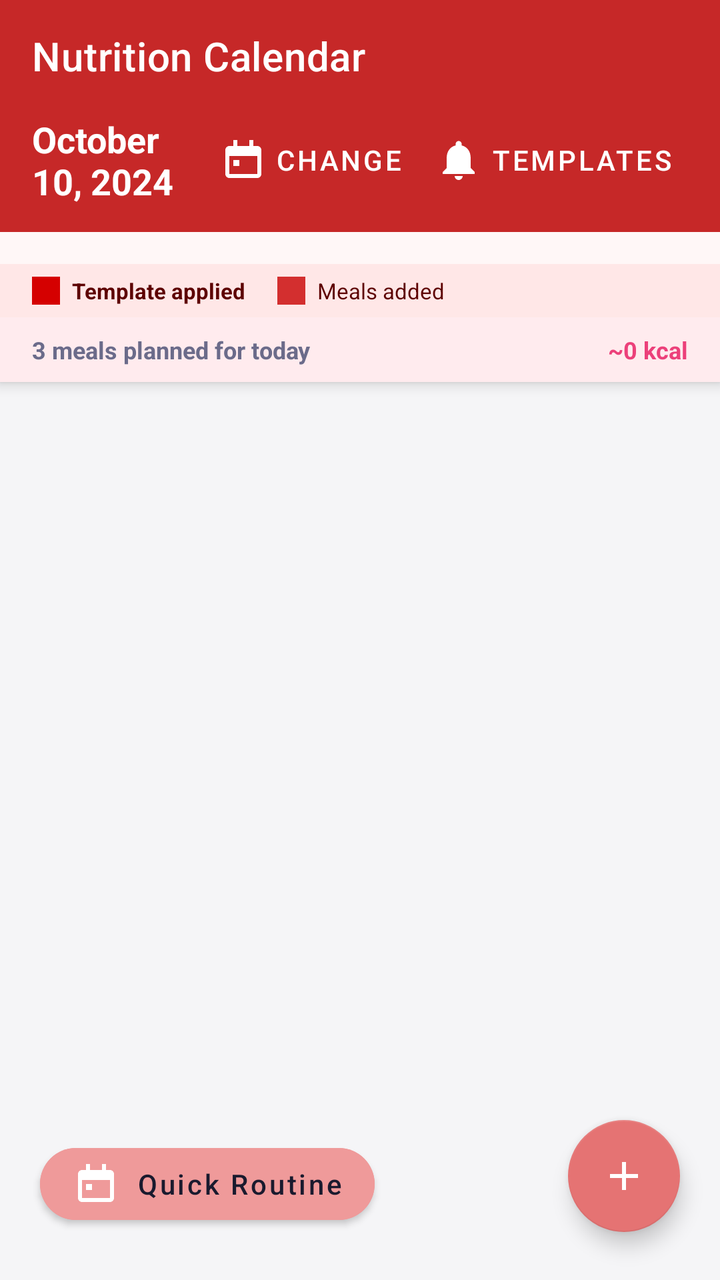
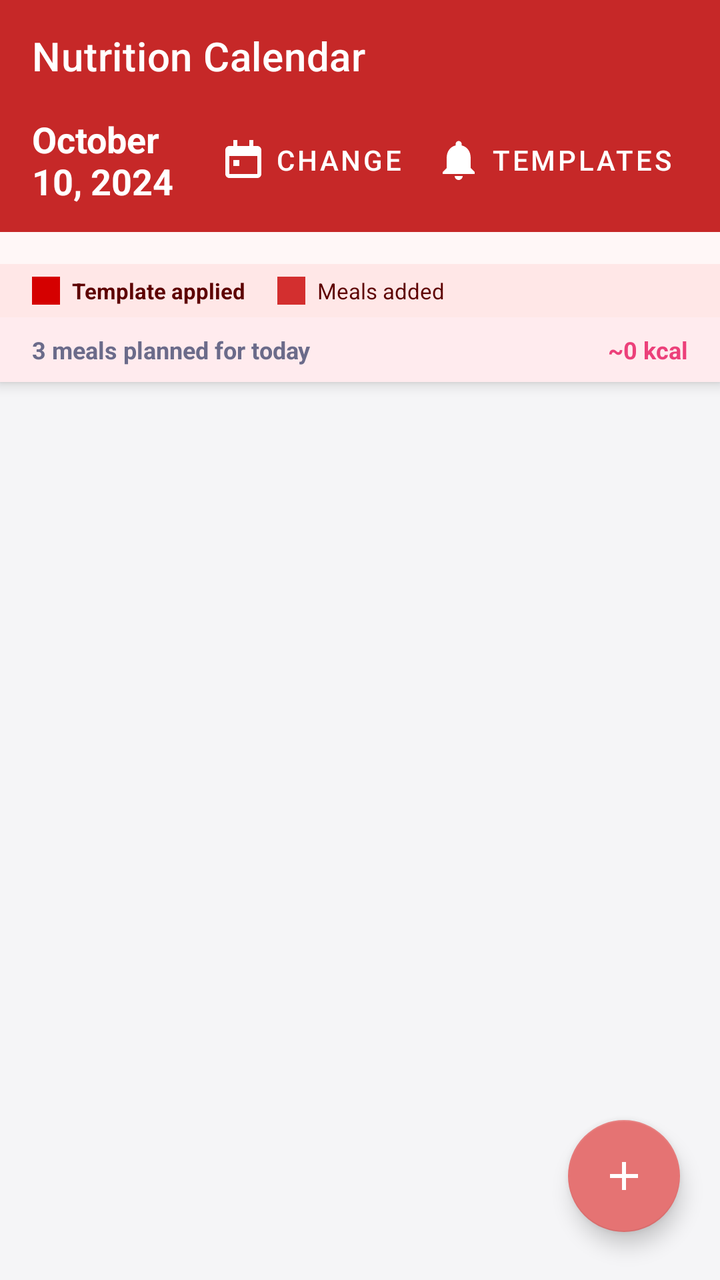

Screens rendered from an Android XML layout before and after an edit, with the pre-edit source and the edit as a unified diff.
<!-- AndroidManifest.xml: application theme Theme.DailyRoutine -->
<!-- res/layout/activity_diet_plan.xml -->
<?xml version="1.0" encoding="utf-8"?>
<androidx.coordinatorlayout.widget.CoordinatorLayout xmlns:android="http://schemas.android.com/apk/res/android"
    xmlns:app="http://schemas.android.com/apk/res-auto"
    android:layout_width="match_parent"
    android:layout_height="match_parent"
    android:background="@color/bgPage">

    <com.google.android.material.appbar.AppBarLayout
        android:id="@+id/appBar"
        android:layout_width="match_parent"
        android:layout_height="wrap_content">

        <androidx.appcompat.widget.Toolbar
            android:id="@+id/toolbar"
            android:layout_width="match_parent"
            android:layout_height="?attr/actionBarSize"
            android:background="@color/nutritionHeaderBg"
            app:title="Nutrition Calendar"
            app:titleTextColor="@android:color/white"/>

        <LinearLayout
            android:layout_width="match_parent"
            android:layout_height="wrap_content"
            android:background="@color/nutritionHeaderBg"
            android:orientation="horizontal"
            android:paddingHorizontal="16dp"
            android:paddingBottom="12dp"
            android:gravity="center_vertical">

            <TextView
                android:id="@+id/tvSelectedDate"
                android:layout_width="0dp"
                android:layout_height="wrap_content"
                android:layout_weight="1"
                android:text="October 10, 2024"
                android:textColor="@android:color/white"
                android:textStyle="bold"
                android:textSize="18sp"/>

            <com.google.android.material.button.MaterialButton
                android:id="@+id/btnPickDate"
                style="@style/Widget.MaterialComponents.Button.TextButton"
                android:layout_width="wrap_content"
                android:layout_height="wrap_content"
                android:text="Change"
                android:textColor="@android:color/white"
                app:icon="@drawable/ic_calendar"
                app:iconTint="@android:color/white"/>

            <com.google.android.material.button.MaterialButton
                android:id="@+id/btnTemplatesDiet"
                style="@style/Widget.MaterialComponents.Button.TextButton"
                android:layout_width="wrap_content"
                android:layout_height="wrap_content"
                android:text="Templates"
                android:textColor="@android:color/white"
                app:icon="@drawable/ic_reminder"
                app:iconTint="@android:color/white"/>
        </LinearLayout>

        <HorizontalScrollView
            android:layout_width="match_parent"
            android:layout_height="wrap_content"
            android:background="@color/nutritionDayStripBg"
            android:scrollbars="none">
            <LinearLayout
                android:id="@+id/llDays"
                android:layout_width="wrap_content"
                android:layout_height="wrap_content"
                android:orientation="horizontal"
                android:padding="8dp"/>
        </HorizontalScrollView>

        <LinearLayout
            android:id="@+id/llMealTemplateLegend"
            android:layout_width="match_parent"
            android:layout_height="wrap_content"
            android:background="@color/nutritionLegendBg"
            android:gravity="center_vertical"
            android:orientation="horizontal"
            android:paddingHorizontal="16dp"
            android:paddingVertical="6dp">

            <View
                android:layout_width="14dp"
                android:layout_height="14dp"
                android:background="#D50000" />

            <TextView
                android:layout_width="wrap_content"
                android:layout_height="wrap_content"
                android:layout_marginStart="6dp"
                android:text="Template applied"
                android:textColor="@color/nutritionLegendText"
                android:textSize="11sp"
                android:textStyle="bold" />

            <View
                android:layout_width="14dp"
                android:layout_height="14dp"
                android:layout_marginStart="16dp"
                android:background="#D32F2F" />

            <TextView
                android:layout_width="wrap_content"
                android:layout_height="wrap_content"
                android:layout_marginStart="6dp"
                android:text="Meals added"
                android:textColor="@color/nutritionLegendText"
                android:textSize="11sp" />
        </LinearLayout>

        <LinearLayout
            android:layout_width="match_parent"
            android:layout_height="wrap_content"
            android:background="#FFEBEE"
            android:paddingHorizontal="16dp"
            android:paddingVertical="8dp"
            android:orientation="horizontal"
            android:gravity="center_vertical">

            <TextView
                android:id="@+id/tvMealCount"
                android:layout_width="0dp"
                android:layout_height="wrap_content"
                android:layout_weight="1"
                android:text="3 meals planned for today"
                android:textColor="@color/textSecondary"
                android:textSize="12sp"
                android:textStyle="bold"/>

            <TextView
                android:id="@+id/tvTotalCaloriesToday"
                android:layout_width="wrap_content"
                android:layout_height="wrap_content"
                android:text="~0 kcal"
                android:textColor="@color/healthCalories"
                android:textSize="12sp"
                android:textStyle="bold"/>
        </LinearLayout>

    </com.google.android.material.appbar.AppBarLayout>

    <androidx.recyclerview.widget.RecyclerView
        android:id="@+id/rvMeals"
        android:layout_width="match_parent"
        android:layout_height="match_parent"
        android:padding="8dp"
        android:clipToPadding="false"
        android:paddingBottom="96dp"
        app:layout_behavior="@string/appbar_scrolling_view_behavior"/>

    <com.google.android.material.button.MaterialButton
        android:id="@+id/btnQuickRoutine"
        android:layout_width="wrap_content"
        android:layout_height="wrap_content"
        android:layout_gravity="bottom|start"
        android:layout_marginStart="20dp"
        android:layout_marginBottom="24dp"
        android:text="Quick Routine"
        android:textAllCaps="false"
        app:cornerRadius="24dp"
        android:backgroundTint="#EF9A9A"
        android:textColor="@color/textPrimary"
        app:icon="@drawable/ic_calendar"/>

    <com.google.android.material.floatingactionbutton.FloatingActionButton
        android:id="@+id/fabAddMeal"
        android:layout_width="wrap_content"
        android:layout_height="wrap_content"
        android:layout_gravity="bottom|end"
        android:layout_marginEnd="20dp"
        android:layout_marginBottom="24dp"
        android:src="@drawable/ic_add"
        app:backgroundTint="#E57373"
        app:tint="@android:color/white"
        android:contentDescription="Add Meal"/>

</androidx.coordinatorlayout.widget.CoordinatorLayout>
<!-- resources referenced by this layout -->
<resources>
  <color name="bgPage">#F5F5F7</color>
  <color name="healthCalories">#EC407A</color>
  <color name="nutritionDayStripBg">#FFF7F7</color>
  <color name="nutritionHeaderBg">#C62828</color>
  <color name="nutritionLegendBg">#FFE7E7</color>
  <color name="nutritionLegendText">#5D0000</color>
  <color name="textPrimary">#1A1A2E</color>
  <color name="textSecondary">#6B6B8A</color>
  <!-- drawable ic_add (drawable) -->
  <vector xmlns:android="http://schemas.android.com/apk/res/android" android:width="24dp" android:height="24dp" android:viewportWidth="24" android:viewportHeight="24">
      <path android:fillColor="@color/iconSuccess" android:pathData="M11,5H13V11H19V13H13V19H11V13H5V11H11V5Z"/>
  </vector>
  <!-- drawable ic_calendar (drawable) -->
  <vector xmlns:android="http://schemas.android.com/apk/res/android" android:width="24dp" android:height="24dp" android:viewportWidth="24" android:viewportHeight="24">
      <path android:fillColor="@color/iconCalendar" android:pathData="M7,2H9V5H15V2H17V5H19C20.1,5 21,5.9 21,7V19C21,20.1 20.1,21 19,21H5C3.9,21 3,20.1 3,19V7C3,5.9 3.9,5 5,5H7V2ZM5,10V19H19V10H5ZM7,12H10V15H7V12Z"/>
  </vector>
  <!-- drawable ic_reminder (drawable) -->
  <vector xmlns:android="http://schemas.android.com/apk/res/android" android:width="24dp" android:height="24dp" android:viewportWidth="24" android:viewportHeight="24">
      <path android:fillColor="@color/iconReminder" android:pathData="M12,22C13.1,22 14,21.1 14,20H10C10,21.1 10.9,22 12,22ZM18,16V11C18,7.9 16.4,5.4 13.5,4.7V4C13.5,3.2 12.8,2.5 12,2.5C11.2,2.5 10.5,3.2 10.5,4V4.7C7.6,5.4 6,7.9 6,11V16L4,18V19H20V18L18,16Z"/>
  </vector>
  <style name="Theme.DailyRoutine" parent="Theme.MaterialComponents.DayNight.NoActionBar">
          <item name="colorPrimary">@color/primary</item>
          <item name="colorPrimaryVariant">@color/primaryDark</item>
          <item name="colorOnPrimary">@android:color/white</item>
          <item name="colorSecondary">@color/accent</item>
          <item name="colorOnSecondary">@android:color/white</item>
          <item name="android:windowBackground">@color/bgPage</item>
          <item name="android:statusBarColor">@color/statusBar</item>
          <item name="android:navigationBarColor">@color/primaryDark</item>
          
          <item name="dialogCornerRadius">16dp</item>
      </style>
  <color name="iconSuccess">#00C853</color>
  <color name="iconCalendar">#7B1FA2</color>
  <color name="iconReminder">#5B5FEF</color>
  <color name="primary">#5B5FEF</color>
  <color name="primaryDark">#3F41C2</color>
  <color name="accent">#7E57C2</color>
  <color name="statusBar">#5B5FEF</color>
</resources>

<!-- the commit's change to res/layout/activity_diet_plan.xml (unified diff, before → after) -->
@@ -150,19 +150,6 @@
         android:paddingBottom="96dp"
         app:layout_behavior="@string/appbar_scrolling_view_behavior"/>
 
-    <com.google.android.material.button.MaterialButton
-        android:id="@+id/btnQuickRoutine"
-        android:layout_width="wrap_content"
-        android:layout_height="wrap_content"
-        android:layout_gravity="bottom|start"
-        android:layout_marginStart="20dp"
-        android:layout_marginBottom="24dp"
-        android:text="Quick Routine"
-        android:textAllCaps="false"
-        app:cornerRadius="24dp"
-        android:backgroundTint="#EF9A9A"
-        android:textColor="@color/textPrimary"
-        app:icon="@drawable/ic_calendar"/>
 
     <com.google.android.material.floatingactionbutton.FloatingActionButton
         android:id="@+id/fabAddMeal"
<!-- resource entries referenced after the edit -->
@@ -6,7 +6,6 @@
   <color name="nutritionHeaderBg">#C62828</color>
   <color name="nutritionLegendBg">#FFE7E7</color>
   <color name="nutritionLegendText">#5D0000</color>
-  <color name="textPrimary">#1A1A2E</color>
   <color name="textSecondary">#6B6B8A</color>
   <!-- drawable ic_add (drawable) -->
   <vector xmlns:android="http://schemas.android.com/apk/res/android" android:width="24dp" android:height="24dp" android:viewportWidth="24" android:viewportHeight="24">
